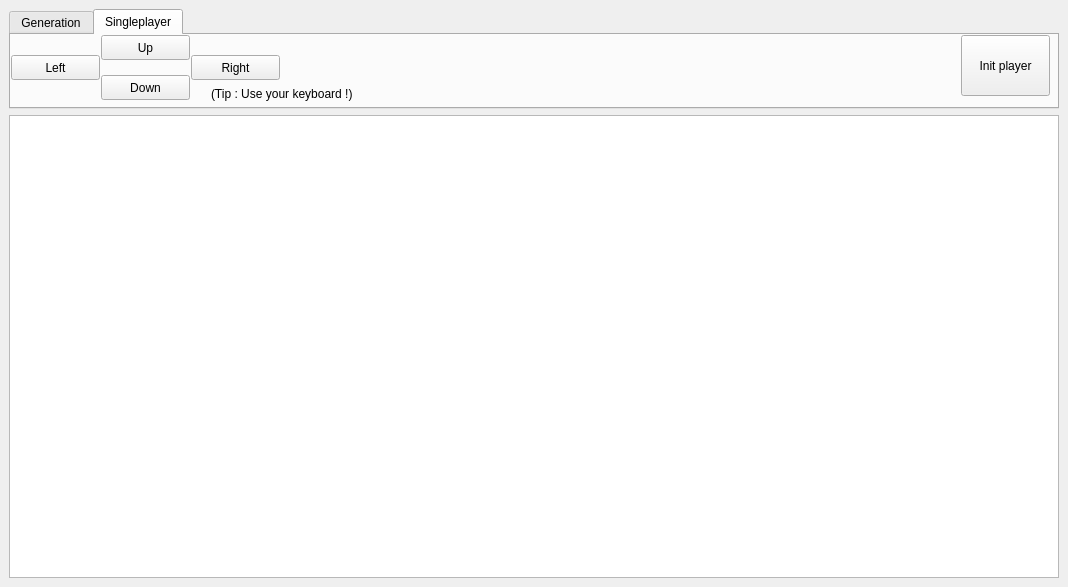
Qt form mainwindow.ui (TBersoux/Dedalis) before a commit.
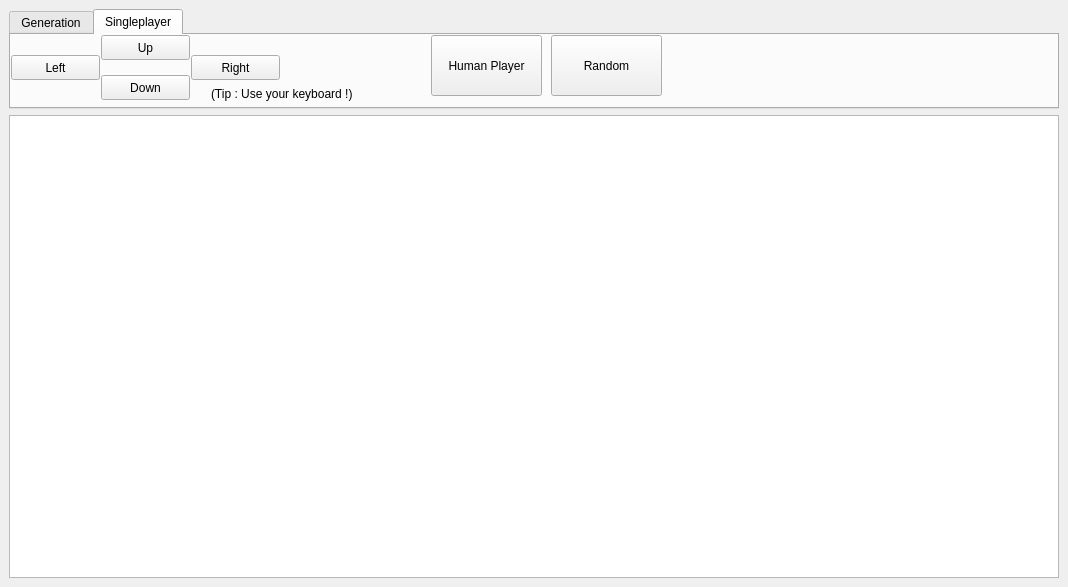
The same form after that commit.

```diff
--- a/mainwindow.ui
+++ b/mainwindow.ui
@@ -158,14 +158,14 @@
        <widget class="QPushButton" name="buttonInitPlayer">
         <property name="geometry">
          <rect>
-          <x>950</x>
+          <x>420</x>
           <y>0</y>
-          <width>89</width>
+          <width>111</width>
           <height>61</height>
          </rect>
         </property>
         <property name="text">
-         <string>Init player</string>
+         <string>Human Player</string>
         </property>
        </widget>
        <widget class="QPushButton" name="buttonUp">
@@ -245,6 +245,19 @@
          <string>(Tip : Use your keyboard !)</string>
         </property>
        </widget>
+       <widget class="QPushButton" name="buttonRandom">
+        <property name="geometry">
+         <rect>
+          <x>540</x>
+          <y>0</y>
+          <width>111</width>
+          <height>61</height>
+         </rect>
+        </property>
+        <property name="text">
+         <string>Random</string>
+        </property>
+       </widget>
       </widget>
      </widget>
     </item>
```
Left out of the diff: 53 changed lines with no effect on the pictures.
